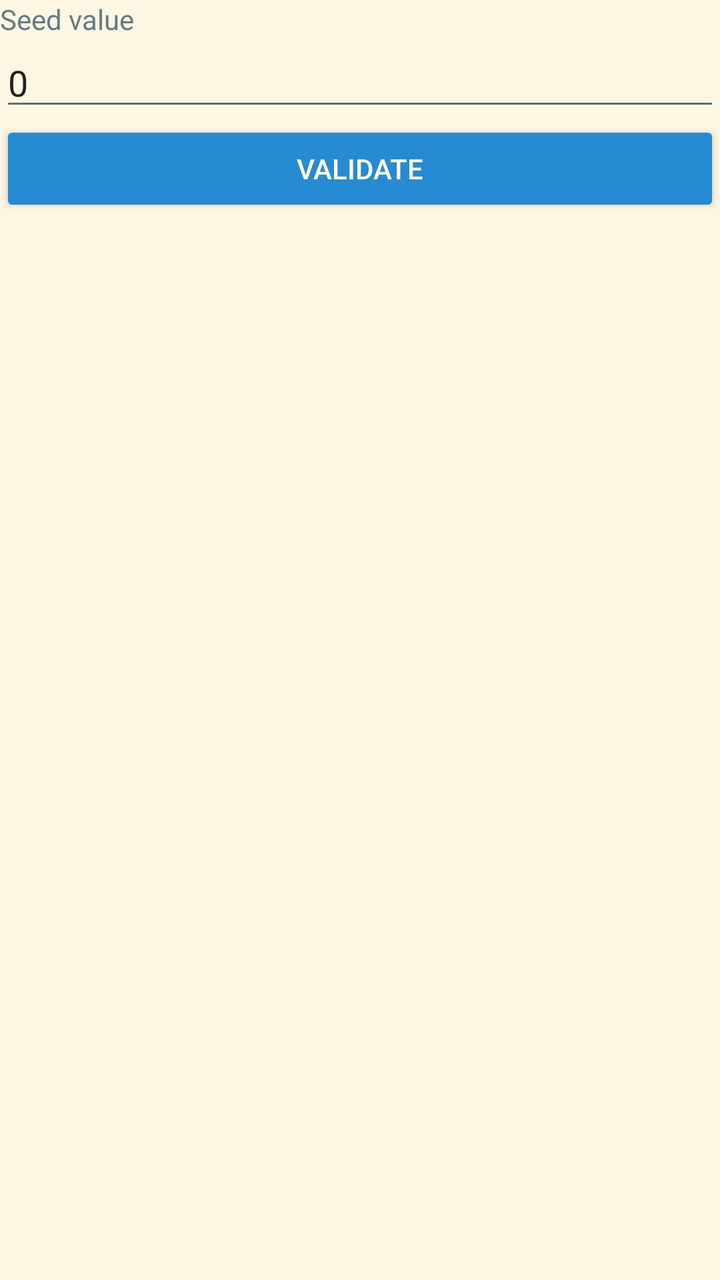
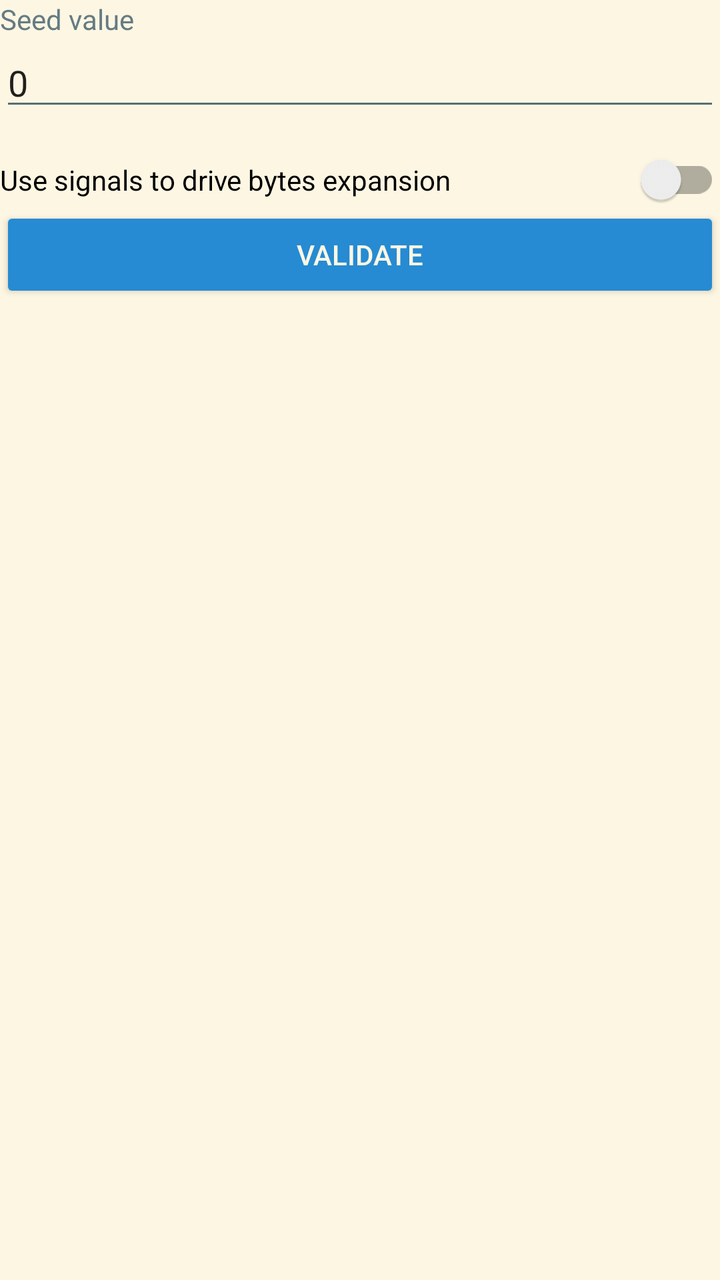

Screens rendered from an Android XML layout before and after an edit, with the pre-edit source and the edit as a unified diff.
<!-- AndroidManifest.xml: application theme Theme.Solarized -->
<!-- res/layout/sim_ecu_random.xml -->
<?xml version="1.0" encoding="utf-8"?>
<androidx.constraintlayout.widget.ConstraintLayout xmlns:android="http://schemas.android.com/apk/res/android"
    xmlns:app="http://schemas.android.com/apk/res-auto"
    xmlns:tools="http://schemas.android.com/tools"
    android:layout_width="match_parent"
    android:layout_height="match_parent">

    <LinearLayout
        android:layout_width="match_parent"
        android:layout_height="match_parent"
        android:orientation="vertical"
        app:layout_constraintStart_toStartOf="parent"
        app:layout_constraintBottom_toBottomOf="parent"
        app:layout_constraintEnd_toEndOf="parent"
        app:layout_constraintTop_toTopOf="parent">

        <TextView
            android:layout_width="match_parent"
            android:layout_height="wrap_content"
            android:text="@string/sim_ecu_random_seed_label" />

        <EditText
            android:id="@+id/sim_ecu_random_seed_input"
            android:layout_width="match_parent"
            android:layout_height="wrap_content"
            android:ems="10"
            android:inputType="numberDecimal"
            android:text="0" />

        <Button
            android:id="@+id/sim_ecu_random_validate"
            android:layout_width="match_parent"
            android:layout_height="wrap_content"
            android:text="@string/sim_ecu_random_seed_validate" />

    </LinearLayout>
</androidx.constraintlayout.widget.ConstraintLayout>
<!-- resources referenced by this layout -->
<resources>
  <string name="sim_ecu_random_seed_label">Seed value</string>
  <string name="sim_ecu_random_seed_validate">Validate</string>
  <style name="Theme.Solarized" parent="Theme.AppCompat.Light.NoActionBar">
          <item name="colorPrimary">@color/sol_base2</item>
          <item name="colorPrimaryDark">@color/sol_base1</item>
          <item name="colorAccent">@color/sol_blue</item>
  
          <item name="android:windowBackground">@color/sol_base3</item>
          <item name="android:colorBackground">@color/sol_base3</item>
          <item name="android:textColor">@color/sol_base00</item>
          <item name="colorOnPrimary">@color/sol_base00</item>
          <item name="android:textColorSecondary">@color/sol_base01</item>
  
          <item name="android:textViewStyle">@style/Solarized.TextView.Light</item>
          <item name="android:editTextStyle">@style/Solarized.EditText.Light</item>
          <item name="android:buttonStyle">@style/Solarized.Button.Light</item>
          <item name="android:checkboxStyle">@style/Solarized.CheckBox.Light</item>
          <item name="android:alertDialogTheme">@style/Solarized.TextView.AlertDialog.Light</item>
      </style>
  <color name="sol_base2">#eee8d5</color>
  <color name="sol_base1">#93a1a1</color>
  <color name="sol_blue">#268bd2</color>
  <color name="sol_base3">#fdf6e3</color>
  <color name="sol_base00">#657b83</color>
  <color name="sol_base01">#586e75</color>
  <style name="Solarized.TextView.Light" parent="TextAppearance.AppCompat">
          <item name="android:textColor">@color/sol_base00</item>
      </style>
  <style name="Solarized.EditText.Light" parent="Widget.AppCompat.EditText">
          <item name="android:textColor">@color/sol_base00</item>
          <item name="android:textColorHint">@color/sol_base01</item>
          <item name="android:backgroundTint">@color/sol_base1</item>
      </style>
  <style name="Solarized.Button.Light" parent="Widget.AppCompat.Button">
          <item name="android:textColor">@color/sol_base3</item>
          <item name="android:backgroundTint">@color/sol_blue</item>
      </style>
  <style name="Solarized.CheckBox.Light" parent="Widget.AppCompat.CompoundButton.CheckBox">
          <item name="android:textColor">@color/sol_base00</item>
          <item name="buttonTint">@color/sol_cyan</item>
      </style>
  <style name="Solarized.TextView.AlertDialog.Light" parent="Theme.AppCompat.Dialog.Alert">
          <item name="android:background">@color/sol_base2</item>
      </style>
  <color name="sol_cyan">#2aa198</color>
</resources>

<!-- the commit's change to res/layout/sim_ecu_random.xml (unified diff, before → after) -->
@@ -27,6 +27,13 @@
             android:inputType="numberDecimal"
             android:text="0" />
 
+        <androidx.appcompat.widget.SwitchCompat
+            android:id="@+id/sim_ecu_random_use_signals"
+            android:layout_width="match_parent"
+            android:layout_height="wrap_content"
+            android:layout_marginTop="16dp"
+            android:text="@string/sim_ecu_random_use_signals"/>
+            
         <Button
             android:id="@+id/sim_ecu_random_validate"
             android:layout_width="match_parent"
<!-- resource entries referenced after the edit -->
@@ -2,6 +2,7 @@
 <resources>
   <string name="sim_ecu_random_seed_label">Seed value</string>
   <string name="sim_ecu_random_seed_validate">Validate</string>
+  <string name="sim_ecu_random_use_signals">Use signals to drive bytes expansion</string>
   <style name="Theme.Solarized" parent="Theme.AppCompat.Light.NoActionBar">
           <item name="colorPrimary">@color/sol_base2</item>
           <item name="colorPrimaryDark">@color/sol_base1</item>
